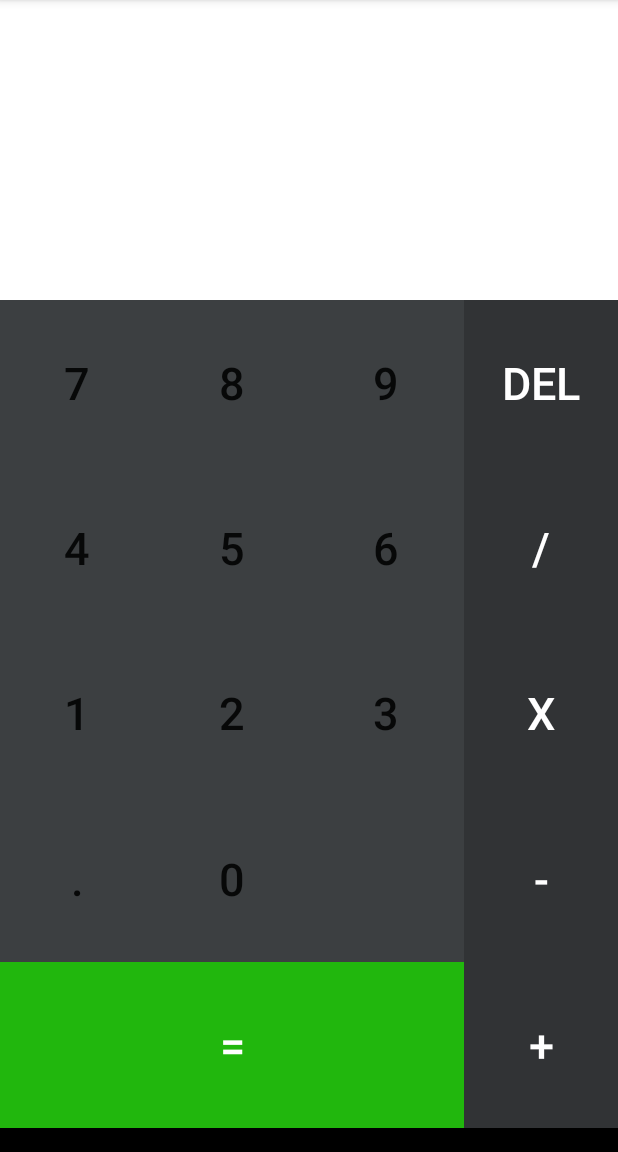
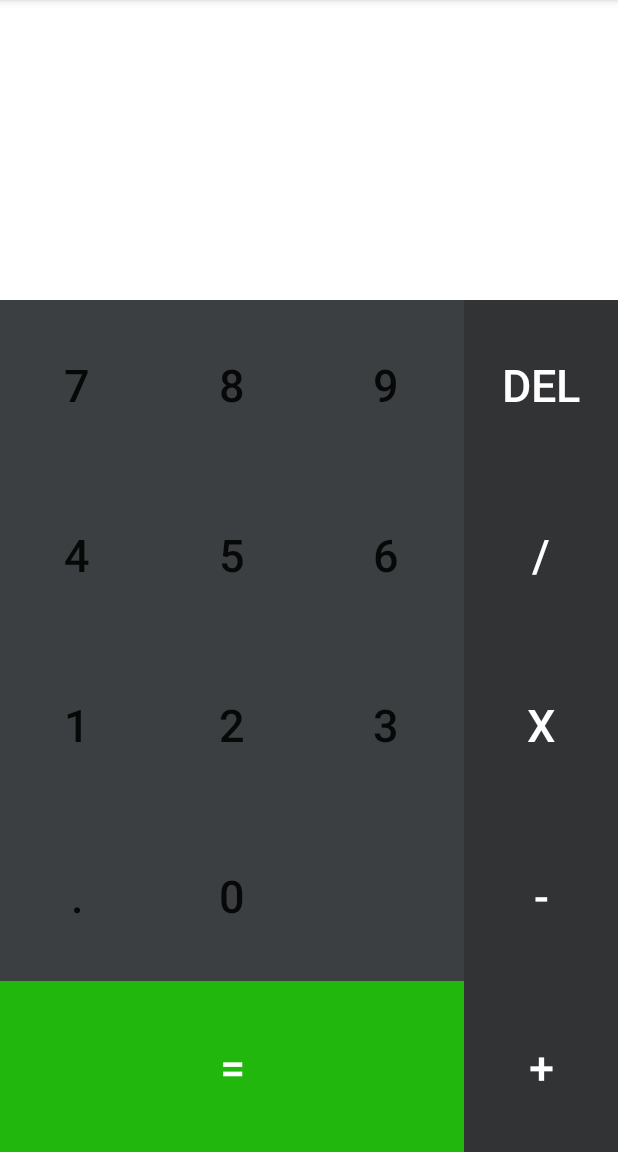
Before and after one commit to JonasMalik/AndroidCalculator, an Android app: the screen it shows after launch (MainActivity), on a phone screen of 412 x 824 dp, the part 84-1236 px from its top. Run offline under Robolectric (Android 15) with nearby library versions, the phone set to English and light mode, and no system bars.

Commit message:
removed black line at the bottom of screen

```diff
--- a/app/src/main/res/layout/activity_main.xml
+++ b/app/src/main/res/layout/activity_main.xml
@@ -1,7 +1,7 @@
 <RelativeLayout xmlns:android="http://schemas.android.com/apk/res/android"
     android:layout_width="match_parent"
     android:layout_height="match_parent"
-    android:paddingBottom="16dp"
+    android:paddingBottom="0dp"
     android:background="@android:color/black">
 
     <TextView
@@ -14,210 +14,219 @@
     <GridLayout
         android:layout_width="match_parent"
         android:layout_height="300dp"
-        android:rowCount="5"
-        android:columnCount="4"
-        android:background="#3c3f41"
         android:layout_alignParentBottom="true"
+        android:layout_alignParentLeft="true"
         android:layout_alignParentStart="true"
         android:layout_below="@+id/display"
-        android:layout_alignParentLeft="true">
+        android:background="#3c3f41"
+        android:columnCount="4"
+        android:rowCount="5">
 
         <!-- ROW 1 -->
+        <Button
+            android:id="@+id/b7"
+            android:layout_width="0dp"
+            android:layout_height="0dp"
+            android:layout_columnWeight="1"
+            android:layout_rowWeight="1"
+            android:background="#3c3f41"
+            android:gravity="center"
+            android:text="@string/seven"
+            android:textSize="30sp" />
+
+        <Button
+            android:id="@+id/b8"
+            android:layout_width="0dp"
+            android:layout_height="0dp"
+            android:layout_columnWeight="1"
+            android:layout_rowWeight="1"
+            android:background="#3c3f41"
+            android:gravity="center"
+            android:text="@string/eight"
+            android:textSize="30sp" />
+
+        <Button
+            android:id="@+id/b9"
+            android:layout_width="0dp"
+            android:layout_height="0dp"
+            android:layout_columnWeight="1"
+            android:layout_rowWeight="1"
+            android:background="#3c3f41"
+            android:gravity="center"
+            android:text="@string/nine"
+            android:textSize="30sp" />
+
+        <Button
+            android:id="@+id/bDel"
+            android:layout_width="0dp"
+            android:layout_height="0dp"
+            android:layout_columnWeight="1"
+            android:layout_rowWeight="1"
+            android:background="#313335"
+            android:gravity="center"
+            android:text="@string/delete"
+            android:textColor="@color/white"
+            android:textSize="30sp" />
+
+        <!-- ROW 2 -->
+        <Button
+            android:id="@+id/b4"
+            android:layout_width="0dp"
+            android:layout_height="0dp"
+            android:layout_columnWeight="1"
+            android:layout_rowWeight="1"
+            android:background="#3c3f41"
+            android:gravity="center"
+            android:text="@string/four"
+            android:textSize="30sp" />
+
+        <Button
+            android:id="@+id/b5"
+            android:layout_width="0dp"
+            android:layout_height="0dp"
+            android:layout_columnWeight="1"
+            android:layout_rowWeight="1"
+            android:background="#3c3f41"
+            android:gravity="center"
+            android:text="@string/five"
+            android:textSize="30sp" />
+
+        <Button
+            android:id="@+id/b6"
+            android:layout_width="0dp"
+            android:layout_height="0dp"
+            android:layout_columnWeight="1"
+            android:layout_rowWeight="1"
+            android:background="#3c3f41"
+            android:gravity="center"
+            android:text="@string/six"
+            android:textSize="30sp" />
+
+        <Button
+            android:id="@+id/bDiv"
+            android:layout_width="0dp"
+            android:layout_height="0dp"
+            android:layout_columnWeight="1"
+            android:layout_rowWeight="1"
+            android:background="#313335"
+            android:gravity="center"
+            android:text="@string/division"
+            android:textColor="@color/white"
+            android:textSize="30sp" />
+
+        <!-- ROW 3 -->
+        <Button
+            android:id="@+id/b1"
+            android:layout_width="0dp"
+            android:layout_height="0dp"
+            android:layout_columnWeight="1"
+            android:layout_rowWeight="1"
+            android:background="#3c3f41"
+            android:gravity="center"
+            android:text="@string/one"
+            android:textSize="30sp" />
+
+        <Button
+            android:id="@+id/b2"
+            android:layout_width="0dp"
+            android:layout_height="0dp"
+            android:layout_columnWeight="1"
+            android:layout_rowWeight="1"
+            android:background="#3c3f41"
+            android:gravity="center"
+            android:text="@string/two"
+            android:textSize="30sp" />
+
+        <Button
+            android:id="@+id/b3"
+            android:layout_width="0dp"
+            android:layout_height="0dp"
+            android:layout_columnWeight="1"
+            android:layout_rowWeight="1"
+            android:background="#3c3f41"
+            android:gravity="center"
+            android:text="@string/three"
+            android:textSize="30sp" />
+
+        <Button
+            android:id="@+id/bMulti"
+            android:layout_width="0dp"
+            android:layout_height="0dp"
+            android:layout_columnWeight="1"
+            android:layout_rowWeight="1"
+            android:background="#313335"
+            android:gravity="center"
+            android:text="@string/multiplication"
+            android:textColor="@color/white"
+            android:textSize="30sp" />
+
+        <!-- ROW 4 -->
+        <Button
+            android:id="@+id/bDot"
+            android:layout_width="0dp"
+            android:layout_height="0dp"
+            android:layout_columnWeight="1"
+            android:layout_rowWeight="1"
+            android:background="#3c3f41"
+            android:gravity="center"
+            android:text="@string/dot"
+            android:textSize="30sp" />
+
+        <Button
+            android:id="@+id/b0"
+            android:layout_width="0dp"
+            android:layout_height="0dp"
+            android:layout_columnWeight="1"
+            android:layout_rowWeight="1"
+            android:background="#3c3f41"
+            android:gravity="center"
+            android:text="@string/zero"
+            android:textSize="30sp" />
+
         <Button
             android:layout_width="0dp"
             android:layout_height="0dp"
             android:layout_columnWeight="1"
             android:layout_rowWeight="1"
-            android:gravity="center"
-            android:text="@string/seven"
-            android:background="#3c3f41"
-            android:textSize="30sp"
-            android:id="@+id/b7" />
+            android:background="#3c3f41" />
+
         <Button
-            android:text="@string/eight"
+            android:id="@+id/bSub"
             android:layout_width="0dp"
             android:layout_height="0dp"
             android:layout_columnWeight="1"
             android:layout_rowWeight="1"
+            android:background="#313335"
             android:gravity="center"
-            android:background="#3c3f41"
-            android:textSize="30sp"
-            android:id="@+id/b8" />
+            android:text="@string/subtraction"
+            android:textColor="@color/white"
+            android:textSize="30sp" />
+
+        <!-- ROW 5 -->
         <Button
-            android:text="@string/nine"
-            android:textSize="30sp"
+            android:id="@+id/bEqual"
             android:layout_width="0dp"
             android:layout_height="0dp"
+            android:layout_columnSpan="3"
             android:layout_columnWeight="1"
+            android:layout_rowWeight="1"
+            android:background="#21b70d"
             android:gravity="center"
-            android:layout_rowWeight="1"
-            android:background="#3c3f41"
-            android:id="@+id/b9" />
+            android:text="@string/equal"
+            android:textColor="@color/white"
+            android:textSize="30sp" />
+
         <Button
-            android:text="@string/delete"
-            android:textSize="30sp"
-            android:layout_width="0dp"
-            android:layout_height="0dp"
-            android:layout_columnWeight="1"
-            android:gravity="center"
-            android:layout_rowWeight="1"
-            android:background="#313335"
-            android:textColor="@color/white"
-            android:id="@+id/bDel" />
-
-        <!-- ROW 2 -->
-        <Button
-            android:text="@string/four"
-            android:textSize="30sp"
+            android:id="@+id/bPlus"
             android:layout_width="0dp"
             android:layout_height="0dp"
             android:layout_columnWeight="1"
             android:layout_rowWeight="1"
+            android:background="#313335"
             android:gravity="center"
-            android:background="#3c3f41"
-            android:id="@+id/b4" />
-        <Button
-            android:text="@string/five"
-            android:textSize="30sp"
-            android:layout_width="0dp"
-            android:layout_height="0dp"
-            android:layout_columnWeight="1"
-            android:gravity="center"
-            android:layout_rowWeight="1"
-            android:background="#3c3f41"
-            android:id="@+id/b5" />
-        <Button
-            android:text="@string/six"
-            android:textSize="30sp"
-            android:layout_width="0dp"
-            android:layout_height="0dp"
-            android:layout_columnWeight="1"
-            android:gravity="center"
-            android:layout_rowWeight="1"
-            android:background="#3c3f41"
-            android:id="@+id/b6" />
-        <Button
-            android:text="@string/division"
-            android:textSize="30sp"
-            android:layout_width="0dp"
-            android:layout_height="0dp"
-            android:layout_columnWeight="1"
-            android:gravity="center"
-            android:layout_rowWeight="1"
-            android:background="#313335"
+            android:text="@string/addition"
             android:textColor="@color/white"
-            android:id="@+id/bDiv" />
-
-        <!-- ROW 3 -->
-        <Button
-            android:text="@string/one"
-            android:textSize="30sp"
-            android:layout_width="0dp"
-            android:layout_height="0dp"
-            android:layout_columnWeight="1"
-            android:gravity="center"
-            android:layout_rowWeight="1"
-            android:background="#3c3f41"
-            android:id="@+id/b1" />
-        <Button
-            android:text="@string/two"
-            android:textSize="30sp"
-            android:layout_width="0dp"
-            android:layout_height="0dp"
-            android:layout_columnWeight="1"
-            android:gravity="center"
-            android:layout_rowWeight="1"
-            android:background="#3c3f41"
-            android:id="@+id/b2" />
-        <Button
-            android:text="@string/three"
-            android:textSize="30sp"
-            android:layout_width="0dp"
-            android:layout_height="0dp"
-            android:layout_columnWeight="1"
-            android:gravity="center"
-            android:layout_rowWeight="1"
-            android:background="#3c3f41"
-            android:id="@+id/b3" />
-        <Button
-            android:text="@string/multiplication"
-            android:textSize="30sp"
-            android:layout_width="0dp"
-            android:layout_height="0dp"
-            android:layout_columnWeight="1"
-            android:gravity="center"
-            android:layout_rowWeight="1"
-            android:background="#313335"
-            android:textColor="@color/white"
-            android:id="@+id/bMulti" />
-
-        <!-- ROW 4 -->
-        <Button
-            android:text="@string/dot"
-            android:textSize="30sp"
-            android:layout_width="0dp"
-            android:layout_height="0dp"
-            android:layout_columnWeight="1"
-            android:gravity="center"
-            android:layout_rowWeight="1"
-            android:background="#3c3f41"
-            android:id="@+id/bDot" />
-
-        <Button
-            android:text="@string/zero"
-            android:textSize="30sp"
-            android:layout_width="0dp"
-            android:layout_height="0dp"
-            android:layout_columnWeight="1"
-            android:gravity="center"
-            android:layout_rowWeight="1"
-            android:background="#3c3f41"
-            android:id="@+id/b0" />
-
-        <Button
-            android:background="#3c3f41"
-            android:layout_width="0dp"
-            android:layout_height="0dp"
-            android:layout_columnWeight="1"
-            android:layout_rowWeight="1" />
-
-        <Button
-            android:text="@string/subtraction"
-            android:textSize="30sp"
-            android:layout_width="0dp"
-            android:layout_height="0dp"
-            android:layout_columnWeight="1"
-            android:gravity="center"
-            android:layout_rowWeight="1"
-            android:background="#313335"
-            android:textColor="@color/white"
-            android:id="@+id/bSub" />
-
-        <!-- ROW 5 -->
-        <Button
-            android:text="@string/equal"
-            android:textSize="30sp"
-            android:layout_width="0dp"
-            android:layout_height="0dp"
-            android:layout_columnWeight="1"
-            android:layout_columnSpan="3"
-            android:gravity="center"
-            android:layout_rowWeight="1"
-            android:background="#21b70d"
-            android:textColor="@color/white"
-            android:id="@+id/bEqual" />
-
-        <Button
-            android:text="@string/addition"
-            android:textSize="30sp"
-            android:textColor="@color/white"
-            android:layout_width="0dp"
-            android:layout_height="0dp"
-            android:layout_columnWeight="1"
-            android:gravity="center"
-            android:layout_rowWeight="1"
-            android:background="#313335"
-            android:id="@+id/bPlus" />
+            android:textSize="30sp" />
 
     </GridLayout>
 
```
